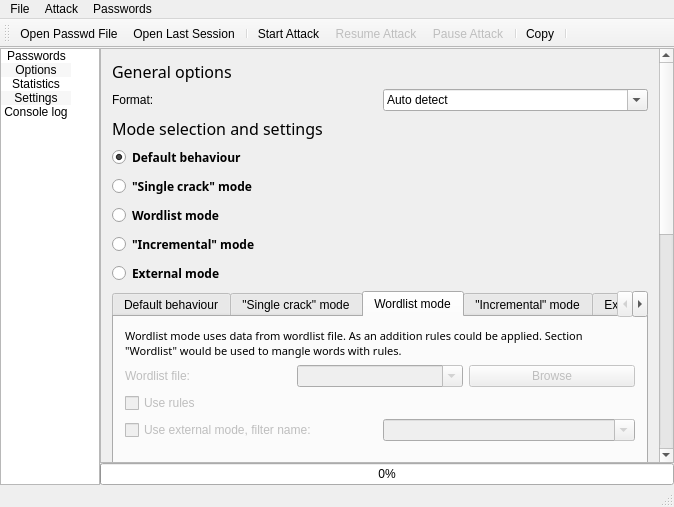
openwall/johnny, file mainwindow.ui: the form before one commit.
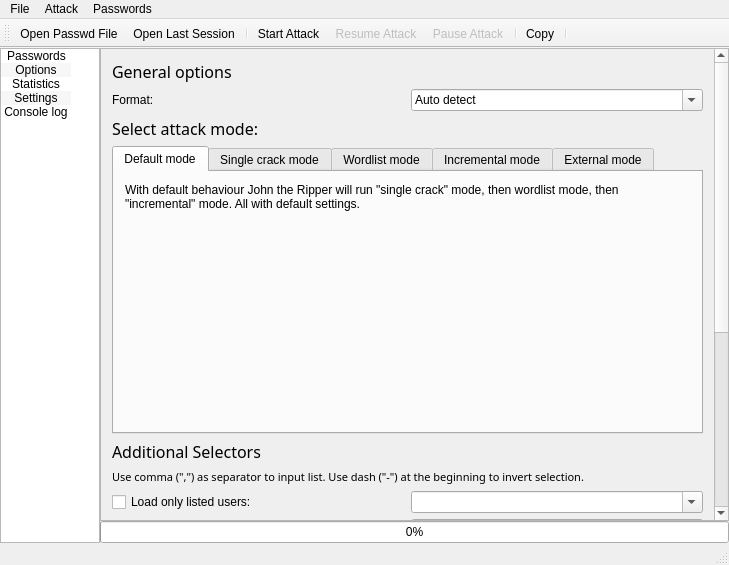
The form after the commit. The open tabs and pages were chosen to show the change. Icons and pictures are not drawn.

Commit message:
Make due with the attack mode radio button selectors.
Thus only rely on the tabbed widget selection. Some other various adjustments included.

```diff
--- a/mainwindow.ui
+++ b/mainwindow.ui
@@ -6,8 +6,8 @@
    <rect>
     <x>0</x>
     <y>0</y>
-    <width>674</width>
-    <height>507</height>
+    <width>729</width>
+    <height>565</height>
    </rect>
   </property>
   <property name="sizePolicy">
@@ -182,7 +182,7 @@
      </widget>
     </item>
     <item>
-     <widget class="QWidget" name="widget" native="true">
+     <widget class="QWidget" name="contentWidget" native="true">
       <property name="sizePolicy">
        <sizepolicy hsizetype="Minimum" vsizetype="Preferred">
         <horstretch>0</horstretch>
@@ -206,7 +206,7 @@
         <number>0</number>
        </property>
        <item>
-        <widget class="QStackedWidget" name="stackedWidget">
+        <widget class="QStackedWidget" name="contentStackedWidget">
          <property name="layoutDirection">
           <enum>Qt::LeftToRight</enum>
          </property>
@@ -245,8 +245,8 @@
             <rect>
              <x>0</x>
              <y>0</y>
-             <width>577</width>
-             <height>950</height>
+             <width>629</width>
+             <height>899</height>
             </rect>
            </property>
            <layout class="QVBoxLayout" name="verticalLayout_5">
@@ -344,118 +344,24 @@
                </font>
               </property>
               <property name="text">
-               <string>Mode selection and settings</string>
+               <string>Select attack mode:</string>
               </property>
              </widget>
             </item>
             <item>
-             <widget class="QRadioButton" name="radioButton_DefaultBehaviour">
-              <property name="font">
-               <font>
-                <family>Sans Serif</family>
-                <weight>75</weight>
-                <bold>true</bold>
-               </font>
-              </property>
-              <property name="text">
-               <string>Default behaviour</string>
-              </property>
-              <property name="checked">
-               <bool>true</bool>
-              </property>
-              <attribute name="buttonGroup">
-               <string notr="true">buttonGroup</string>
-              </attribute>
-             </widget>
-            </item>
-            <item>
-             <widget class="QRadioButton" name="radioButton_SingleCrackMode">
-              <property name="font">
-               <font>
-                <family>Sans Serif</family>
-                <weight>75</weight>
-                <bold>true</bold>
-               </font>
-              </property>
-              <property name="text">
-               <string>&quot;Single crack&quot; mode</string>
-              </property>
-              <attribute name="buttonGroup">
-               <string notr="true">buttonGroup</string>
-              </attribute>
-             </widget>
-            </item>
-            <item>
-             <widget class="QRadioButton" name="radioButton_WordlistMode">
-              <property name="font">
-               <font>
-                <family>Sans Serif</family>
-                <weight>75</weight>
-                <bold>true</bold>
-               </font>
-              </property>
-              <property name="text">
-               <string>Wordlist mode</string>
-              </property>
-              <attribute name="buttonGroup">
-               <string notr="true">buttonGroup</string>
-              </attribute>
-             </widget>
-            </item>
-            <item>
-             <widget class="QRadioButton" name="radioButton_IncrementalMode">
-              <property name="font">
-               <font>
-                <family>Sans Serif</family>
-                <weight>75</weight>
-                <bold>true</bold>
-               </font>
-              </property>
-              <property name="text">
-               <string>&quot;Incremental&quot; mode</string>
-              </property>
-              <attribute name="buttonGroup">
-               <string notr="true">buttonGroup</string>
-              </attribute>
-             </widget>
-            </item>
-            <item>
-             <widget class="QRadioButton" name="radioButton_ExternalMode">
-              <property name="font">
-               <font>
-                <family>Sans Serif</family>
-                <weight>75</weight>
-                <bold>true</bold>
-               </font>
-              </property>
-              <property name="text">
-               <string>External mode</string>
-              </property>
-              <attribute name="buttonGroup">
-               <string notr="true">buttonGroup</string>
-              </attribute>
-             </widget>
-            </item>
-            <item>
-             <widget class="QTabWidget" name="tabWidget">
+             <widget class="QTabWidget" name="attackModeTabWidget">
               <property name="currentIndex">
                <number>0</number>
               </property>
-              <widget class="QWidget" name="tab">
+              <widget class="QWidget" name="defaultModeTab">
                <attribute name="title">
-                <string>Default behaviour</string>
+                <string>Default mode</string>
                </attribute>
                <layout class="QVBoxLayout" name="verticalLayout_15">
                 <item>
                  <layout class="QVBoxLayout" name="verticalLayout_2">
                   <item>
                    <widget class="QLabel" name="label_2">
-                    <property name="font">
-                     <font>
-                      <family>Sans Serif</family>
-                      <pointsize>8</pointsize>
-                     </font>
-                    </property>
                     <property name="text">
                      <string>With default behaviour John the Ripper will run &quot;single crack&quot; mode, then wordlist mode, then &quot;incremental&quot; mode. All with default settings.</string>
                     </property>
@@ -481,21 +387,15 @@
                 </item>
                </layout>
               </widget>
-              <widget class="QWidget" name="tab_2">
+              <widget class="QWidget" name="singleModeTab">
                <attribute name="title">
-                <string>&quot;Single crack&quot; mode</string>
+                <string>Single crack mode</string>
                </attribute>
                <layout class="QVBoxLayout" name="verticalLayout_16">
                 <item>
                  <layout class="QVBoxLayout" name="verticalLayout_3">
                   <item>
                    <widget class="QLabel" name="label_3">
-                    <property name="font">
-                     <font>
-                      <family>Sans Serif</family>
-                      <pointsize>8</pointsize>
-                     </font>
-                    </property>
                     <property name="text">
                      <string>&quot;Single crack&quot; mode is the most fast mode. It uses login names and other information with word mangling rules named &quot;Single&quot;.</string>
                     </property>
@@ -508,9 +408,6 @@
                    <layout class="QHBoxLayout" name="horizontalLayout_8">
                     <item>
                      <widget class="QCheckBox" name="checkBox_SingleCrackModeExternalName">
-                      <property name="enabled">
-                       <bool>false</bool>
-                      </property>
                       <property name="text">
                        <string>Use external mode, filter name:</string>
                       </property>
@@ -518,9 +415,6 @@
                     </item>
                     <item>
                      <widget class="QComboBox" name="comboBox_SingleCrackModeExternalName">
-                      <property name="enabled">
-                       <bool>false</bool>
-                      </property>
                       <property name="editable">
                        <bool>true</bool>
                       </property>
@@ -545,7 +439,7 @@
                 </item>
                </layout>
               </widget>
-              <widget class="QWidget" name="tab_3">
+              <widget class="QWidget" name="wordlistModeTab">
                <attribute name="title">
                 <string>Wordlist mode</string>
                </attribute>
@@ -554,12 +448,6 @@
                  <layout class="QVBoxLayout" name="verticalLayout_6">
                   <item>
                    <widget class="QLabel" name="label_4">
-                    <property name="font">
-                     <font>
-                      <family>Sans Serif</family>
-                      <pointsize>8</pointsize>
-                     </font>
-                    </property>
                     <property name="text">
                      <string>Wordlist mode uses data from wordlist file. As an addition rules could be applied. Section &quot;Wordlist&quot; would be used to mangle words with rules.</string>
                     </property>
@@ -572,9 +460,6 @@
                    <layout class="QHBoxLayout" name="horizontalLayout">
                     <item>
                      <widget class="QLabel" name="label_WordlistFile">
-                      <property name="enabled">
-                       <bool>false</bool>
-                      </property>
                       <property name="text">
                        <string>Wordlist file:</string>
                       </property>
@@ -582,9 +467,6 @@
                     </item>
                     <item>
                      <widget class="QComboBox" name="comboBox_WordlistFile">
-                      <property name="enabled">
-                       <bool>false</bool>
-                      </property>
                       <property name="editable">
                        <bool>true</bool>
                       </property>
@@ -592,9 +474,6 @@
                     </item>
                     <item>
                      <widget class="QPushButton" name="pushButton_WordlistFileBrowse">
-                      <property name="enabled">
-                       <bool>false</bool>
-                      </property>
                       <property name="text">
                        <string>Browse</string>
                       </property>
@@ -606,9 +485,6 @@
                    <layout class="QHBoxLayout" name="horizontalLayout_3">
                     <item>
                      <widget class="QCheckBox" name="checkBox_WordlistModeRules">
-                      <property name="enabled">
-                       <bool>false</bool>
-                      </property>
                       <property name="text">
                        <string>Use rules</string>
                       </property>
@@ -620,9 +496,6 @@
                    <layout class="QHBoxLayout" name="horizontalLayout_9">
                     <item>
                      <widget class="QCheckBox" name="checkBox_WordlistModeExternalName">
-                      <property name="enabled">
-                       <bool>false</bool>
-                      </property>
                       <property name="text">
                        <string>Use external mode, filter name:</string>
                       </property>
@@ -630,9 +503,6 @@
                     </item>
                     <item>
                      <widget class="QComboBox" name="comboBox_WordlistModeExternalName">
-                      <property name="enabled">
-                       <bool>false</bool>
-                      </property>
                       <property name="editable">
                        <bool>true</bool>
                       </property>
@@ -657,21 +527,15 @@
                 </item>
                </layout>
               </widget>
-              <widget class="QWidget" name="tab_4">
+              <widget class="QWidget" name="incrementalModeTab">
                <attribute name="title">
-                <string>&quot;Incremental&quot; mode</string>
+                <string>Incremental mode</string>
                </attribute>
                <layout class="QVBoxLayout" name="verticalLayout_18">
                 <item>
                  <layout class="QVBoxLayout" name="verticalLayout_7">
                   <item>
                    <widget class="QLabel" name="label_5">
-                    <property name="font">
-                     <font>
-                      <family>Sans Serif</family>
-                      <pointsize>8</pointsize>
-                     </font>
-                    </property>
                     <property name="text">
                      <string>&quot;Incremental&quot; mode is the most powerfull mode because it can try all possible combinations. Yes, it is long so order of tries is based on frequencies of single characters, pairs and trigraphs. However it could be too long so try this mode as the last chance. Information about frequencies is taken from file called charset. Such files are listed with names in configuration file. So if you would not like to use default charset file turn checkbox on and enter name of charset.</string>
                     </property>
@@ -684,9 +548,6 @@
                    <layout class="QHBoxLayout" name="horizontalLayout_4">
                     <item>
                      <widget class="QCheckBox" name="checkBox_IncrementalModeName">
-                      <property name="enabled">
-                       <bool>false</bool>
-                      </property>
                       <property name="text">
                        <string>Charset (name):</string>
                       </property>
@@ -694,9 +555,6 @@
                     </item>
                     <item>
                      <widget class="QComboBox" name="comboBox_IncrementalModeName">
-                      <property name="enabled">
-                       <bool>false</bool>
-                      </property>
                       <property name="editable">
                        <bool>true</bool>
                       </property>
@@ -708,9 +566,6 @@
                    <layout class="QHBoxLayout" name="horizontalLayout_10">
                     <item>
                      <widget class="QCheckBox" name="checkBox_IncrementalModeExternalName">
-                      <property name="enabled">
-                       <bool>false</bool>
-                      </property>
                       <property name="text">
                        <string>Use external mode, filter name:</string>
                       </property>
@@ -718,9 +573,6 @@
                     </item>
                     <item>
                      <widget class="QComboBox" name="comboBox_IncrementalModeExternalName">
-                      <property name="enabled">
-                       <bool>false</bool>
-                      </property>
                       <property name="editable">
                        <bool>true</bool>
                       </property>
@@ -745,7 +597,7 @@
                 </item>
                </layout>
               </widget>
-              <widget class="QWidget" name="tab_5">
+              <widget class="QWidget" name="externalModeTab">
                <attribute name="title">
                 <string>External mode</string>
                </attribute>
@@ -754,12 +606,6 @@
                  <layout class="QVBoxLayout" name="verticalLayout_11">
                   <item>
                    <widget class="QLabel" name="label_11">
-                    <property name="font">
-                     <font>
-                      <family>Sans Serif</family>
-                      <pointsize>8</pointsize>
-                     </font>
-                    </property>
                     <property name="text">
                      <string>External mode is the most flexible mode because you could define your own code to generate candidates. Also you could create filters to reduce amount of candidates to try (such filters are available for use with other modes). There are predefined external routines in configuration file.</string>
                     </property>
@@ -772,9 +618,6 @@
                    <layout class="QHBoxLayout" name="horizontalLayout_7">
                     <item>
                      <widget class="QLabel" name="label_ExternalModeName">
-                      <property name="enabled">
-                       <bool>false</bool>
-                      </property>
                       <property name="text">
                        <string>Name:</string>
                       </property>
@@ -782,9 +625,6 @@
                     </item>
                     <item>
                      <widget class="QComboBox" name="comboBox_ExternalModeName">
-                      <property name="enabled">
-                       <bool>false</bool>
-                      </property>
                       <property name="editable">
                        <bool>true</bool>
                       </property>
@@ -1165,7 +1005,7 @@
              <x>0</x>
              <y>0</y>
              <width>599</width>
-             <height>382</height>
+             <height>352</height>
             </rect>
            </property>
            <layout class="QVBoxLayout" name="verticalLayout_10">
@@ -1368,7 +1208,7 @@
     <rect>
      <x>0</x>
      <y>0</y>
-     <width>674</width>
+     <width>729</width>
      <height>22</height>
     </rect>
    </property>
@@ -1480,7 +1320,7 @@
     <string>Copy</string>
    </property>
    <property name="toolTip">
-    <string>Copy selected part or full table to clipboard</string>
+    <string>Copy selected part or full Passwords table to clipboard</string>
    </property>
    <property name="shortcut">
     <string>Ctrl+C</string>
```
Left out of the diff: 3 changed lines with no effect on the pictures. The commit also changes 2 other files.
